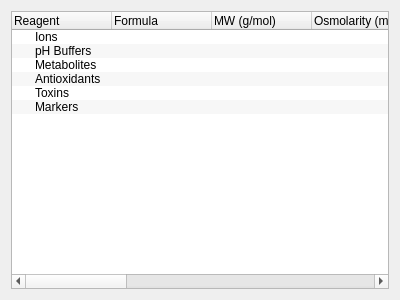
Qt form reagentEditorTemplate.ui (campagnola/pycsf) before a commit.
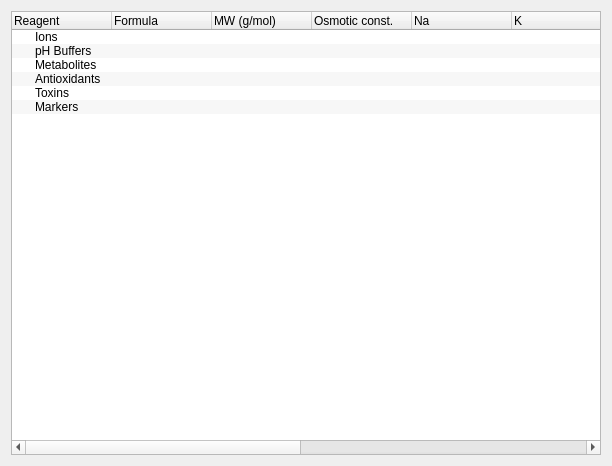
The same form after that commit. Custom widgets are drawn as their Qt base class.

Commit message: reversal calculation is working added default reagent set

```diff
--- a/reagentEditorTemplate.ui
+++ b/reagentEditorTemplate.ui
@@ -6,8 +6,8 @@
    <rect>
     <x>0</x>
     <y>0</y>
-    <width>400</width>
-    <height>300</height>
+    <width>612</width>
+    <height>466</height>
    </rect>
   </property>
   <property name="windowTitle">
@@ -36,12 +36,7 @@
      </column>
      <column>
       <property name="text">
-       <string>Osmolarity (mOsm)</string>
-      </property>
-     </column>
-     <column>
-      <property name="text">
-       <string>Cost (per g)</string>
+       <string>Osmotic const.</string>
       </property>
      </column>
      <column>
@@ -88,31 +83,229 @@
       <property name="text">
        <string>Ions</string>
       </property>
+      <property name="text">
+       <string/>
+      </property>
+      <property name="text">
+       <string/>
+      </property>
+      <property name="text">
+       <string/>
+      </property>
+      <property name="text">
+       <string/>
+      </property>
+      <property name="text">
+       <string/>
+      </property>
+      <property name="text">
+       <string/>
+      </property>
+      <property name="text">
+       <string/>
+      </property>
+      <property name="text">
+       <string/>
+      </property>
+      <property name="text">
+       <string/>
+      </property>
+      <property name="text">
+       <string/>
+      </property>
+      <property name="text">
+       <string/>
+      </property>
      </item>
      <item>
       <property name="text">
        <string>pH Buffers</string>
       </property>
+      <property name="text">
+       <string/>
+      </property>
+      <property name="text">
+       <string/>
+      </property>
+      <property name="text">
+       <string/>
+      </property>
+      <property name="text">
+       <string/>
+      </property>
+      <property name="text">
+       <string/>
+      </property>
+      <property name="text">
+       <string/>
+      </property>
+      <property name="text">
+       <string/>
+      </property>
+      <property name="text">
+       <string/>
+      </property>
+      <property name="text">
+       <string/>
+      </property>
+      <property name="text">
+       <string/>
+      </property>
+      <property name="text">
+       <string/>
+      </property>
      </item>
      <item>
       <property name="text">
        <string>Metabolites</string>
       </property>
+      <property name="text">
+       <string/>
+      </property>
+      <property name="text">
+       <string/>
+      </property>
+      <property name="text">
+       <string/>
+      </property>
+      <property name="text">
+       <string/>
+      </property>
+      <property name="text">
+       <string/>
+      </property>
+      <property name="text">
+       <string/>
+      </property>
+      <property name="text">
+       <string/>
+      </property>
+      <property name="text">
+       <string/>
+      </property>
+      <property name="text">
+       <string/>
+      </property>
+      <property name="text">
+       <string/>
+      </property>
+      <property name="text">
+       <string/>
+      </property>
      </item>
      <item>
       <property name="text">
        <string>Antioxidants</string>
       </property>
+      <property name="text">
+       <string/>
+      </property>
+      <property name="text">
+       <string/>
+      </property>
+      <property name="text">
+       <string/>
+      </property>
+      <property name="text">
+       <string/>
+      </property>
+      <property name="text">
+       <string/>
+      </property>
+      <property name="text">
+       <string/>
+      </property>
+      <property name="text">
+       <string/>
+      </property>
+      <property name="text">
+       <string/>
+      </property>
+      <property name="text">
+       <string/>
+      </property>
+      <property name="text">
+       <string/>
+      </property>
+      <property name="text">
+       <string/>
+      </property>
      </item>
      <item>
       <property name="text">
        <string>Toxins</string>
       </property>
+      <property name="text">
+       <string/>
+      </property>
+      <property name="text">
+       <string/>
+      </property>
+      <property name="text">
+       <string/>
+      </property>
+      <property name="text">
+       <string/>
+      </property>
+      <property name="text">
+       <string/>
+      </property>
+      <property name="text">
+       <string/>
+      </property>
+      <property name="text">
+       <string/>
+      </property>
+      <property name="text">
+       <string/>
+      </property>
+      <property name="text">
+       <string/>
+      </property>
+      <property name="text">
+       <string/>
+      </property>
+      <property name="text">
+       <string/>
+      </property>
      </item>
      <item>
       <property name="text">
        <string>Markers</string>
       </property>
+      <property name="text">
+       <string/>
+      </property>
+      <property name="text">
+       <string/>
+      </property>
+      <property name="text">
+       <string/>
+      </property>
+      <property name="text">
+       <string/>
+      </property>
+      <property name="text">
+       <string/>
+      </property>
+      <property name="text">
+       <string/>
+      </property>
+      <property name="text">
+       <string/>
+      </property>
+      <property name="text">
+       <string/>
+      </property>
+      <property name="text">
+       <string/>
+      </property>
+      <property name="text">
+       <string/>
+      </property>
+      <property name="text">
+       <string/>
+      </property>
      </item>
     </widget>
    </item>
```
The commit also changes 3 other files.
